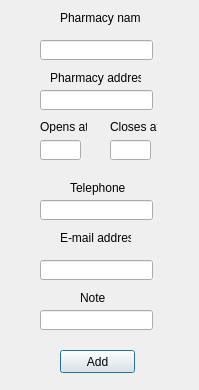
kokos34/Pharmacy, file Pharmacy/addpharmacyform.ui: the form before one commit.
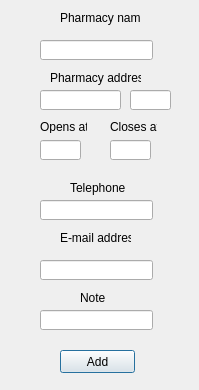
The form after the commit.

```diff
--- a/Pharmacy/addpharmacyform.ui
+++ b/Pharmacy/addpharmacyform.ui
@@ -18,7 +18,7 @@
     <rect>
      <x>40</x>
      <y>90</y>
-     <width>113</width>
+     <width>81</width>
      <height>20</height>
     </rect>
    </property>
@@ -187,6 +187,16 @@
     <string>Add</string>
    </property>
   </widget>
+  <widget class="QLineEdit" name="stNumber">
+   <property name="geometry">
+    <rect>
+     <x>130</x>
+     <y>90</y>
+     <width>41</width>
+     <height>20</height>
+    </rect>
+   </property>
+  </widget>
  </widget>
  <resources/>
  <connections/>
```
